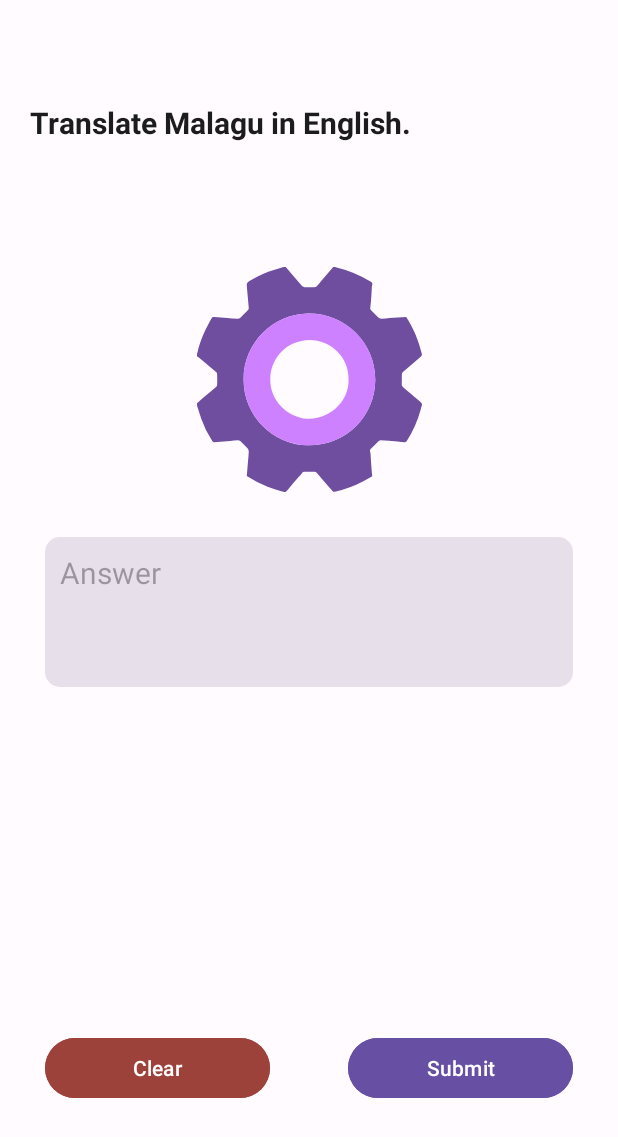
After one commit to dhnxx/Luid-Language-Learning-App, an Android app: the layout sentencefragmentview.xml on its own in the app's theme, with its tools: preview values and no code run, on a phone screen of 412 x 824 dp. The commit adds this screen. Shown: the top 1137 px of the screen. Run offline under Robolectric (Android 15) with nearby library versions, the phone set to English and light mode, and no system bars.

Commit message:
Added Phase 2 (Sentence Fragment) FrontEnd, adapters, and Recycleview

```diff
--- a/app/src/main/AndroidManifest.xml
+++ b/app/src/main/AndroidManifest.xml
@@ -19,6 +19,10 @@
             android:exported="true"
             android:theme="@style/AppTheme"/>
         <activity
+            android:name="com.example.luid.fragments.mainmenu.gamemodes.SentenceActivity"
+            android:exported="true"
+            android:theme="@style/AppTheme"/>
+        <activity
             android:name=".fragments.mainmenu.MainActivity"
             android:exported="true"
             android:label="@string/app_name"
--- /dev/null
+++ b/app/src/main/res/drawable/rounded_corner2.xml
@@ -0,0 +1,7 @@
+<?xml version="1.0" encoding="utf-8"?>
+<shape xmlns:android="http://schemas.android.com/apk/res/android"
+    android:shape="rectangle">
+    <corners android:radius="10dp" />
+    <stroke android:width="0dp"  />
+    <solid android:color="?attr/colorSurfaceVariant" />
+</shape>
--- /dev/null
+++ b/app/src/main/res/layout/sentencefragmentview.xml
@@ -0,0 +1,113 @@
+<?xml version="1.0" encoding="utf-8"?>
+<androidx.constraintlayout.widget.ConstraintLayout xmlns:android="http://schemas.android.com/apk/res/android"
+    xmlns:app="http://schemas.android.com/apk/res-auto"
+    xmlns:tools="http://schemas.android.com/tools"
+    android:layout_width="match_parent"
+    android:layout_height="wrap_content"
+    tools:context=".fragments.mainmenu.gamemodes.WordAssociation">
+
+    <androidx.appcompat.widget.Toolbar
+        android:id="@+id/toolbar"
+        android:layout_width="match_parent"
+        android:layout_height="wrap_content"
+        android:background="?attr/colorSurface"
+        android:minHeight="48dp"
+        android:theme="?attr/actionBarTheme"
+        app:layout_constraintEnd_toEndOf="parent"
+        app:layout_constraintHorizontal_bias="0.0"
+        app:layout_constraintStart_toStartOf="parent"
+        app:layout_constraintTop_toTopOf="parent">
+
+
+    </androidx.appcompat.widget.Toolbar>
+
+    <TextView
+        android:id="@+id/question"
+        android:layout_width="match_parent"
+        android:layout_height="100dp"
+        android:background="?attr/colorSurface"
+        android:padding="20dp"
+        android:text="Translate Malagu in English."
+        android:textColor="?attr/colorOnSurface"
+        android:textSize="20sp"
+        android:textStyle="bold"
+        app:layout_constraintEnd_toEndOf="parent"
+        app:layout_constraintHorizontal_bias="0.0"
+        app:layout_constraintStart_toStartOf="parent"
+        app:layout_constraintTop_toBottomOf="@+id/toolbar">
+
+    </TextView>
+
+    <androidx.constraintlayout.widget.ConstraintLayout
+        android:id="@+id/constraintLayout4"
+        android:layout_width="match_parent"
+        android:layout_height="wrap_content"
+        android:padding="0dp"
+        app:layout_constraintTop_toBottomOf="@+id/question">
+
+        <ImageView
+            android:id="@+id/questionImage"
+            android:layout_width="150dp"
+            android:layout_height="150dp"
+            android:layout_margin="30dp"
+            android:src="@drawable/settings"
+            app:layout_constraintEnd_toEndOf="parent"
+            app:layout_constraintStart_toStartOf="parent"
+            app:layout_constraintTop_toTopOf="parent" />
+
+        <TextView
+            android:id="@+id/answerLabel"
+            style="@style/CustomTextView1"
+            android:layout_width="0dp"
+            android:layout_height="100dp"
+            android:layout_margin="30dp"
+            android:ems="10"
+            android:hint="Answer"
+            android:maxLines="3"
+            android:padding="10dp"
+            android:textColor="?attr/colorOnSurface"
+            android:textSize="20sp"
+            app:layout_constraintEnd_toEndOf="parent"
+            app:layout_constraintStart_toStartOf="parent"
+            app:layout_constraintTop_toBottomOf="@+id/questionImage" />
+
+        <com.google.android.flexbox.FlexboxLayout
+            android:id="@+id/flexboxLayout"
+            android:layout_width="match_parent"
+            android:layout_height="150dp"
+            android:layout_margin="30dp"
+            app:flexWrap="wrap"
+            app:layout_constraintEnd_toEndOf="parent"
+            app:layout_constraintStart_toStartOf="parent"
+            app:layout_constraintTop_toBottomOf="@+id/answerLabel" />
+
+
+    </androidx.constraintlayout.widget.ConstraintLayout>
+
+    <Button
+        android:id="@+id/clearButton"
+        android:layout_width="150dp"
+        android:layout_height="48dp"
+        android:layout_marginStart="30dp"
+        android:layout_marginTop="50dp"
+        android:backgroundTint="?attr/colorTertiary"
+        android:text="Clear"
+        app:layout_constraintBottom_toBottomOf="parent"
+        app:layout_constraintStart_toStartOf="parent"
+        app:layout_constraintTop_toBottomOf="@+id/constraintLayout4" />
+
+    <Button
+        android:id="@+id/submitButton"
+        android:layout_width="150dp"
+        android:layout_height="48dp"
+        android:layout_marginTop="50dp"
+        android:layout_marginEnd="30dp"
+        android:backgroundTint="?attr/colorPrimary"
+        android:text="Submit"
+        app:layout_constraintBottom_toBottomOf="parent"
+        app:layout_constraintEnd_toEndOf="parent"
+        app:layout_constraintTop_toBottomOf="@+id/constraintLayout4">
+
+    </Button>
+
+</androidx.constraintlayout.widget.ConstraintLayout>
--- a/app/src/main/res/values/styles.xml
+++ b/app/src/main/res/values/styles.xml
@@ -25,6 +25,12 @@
         <item name="android:height">10dp</item> <!-- Set the desired height here -->
     </style>
 
+    <style name="CustomTextView1" parent="@style/Widget.AppCompat.TextView">
+        <item name="android:background">@drawable/rounded_corner2</item>
+        <item name="android:padding">10dp</item>
+
+    </style>
+
 
 
 </resources>
```
Also changed, not shown: app/src/main/java/com/example/luid/adapters/PhaseOneAdapter.kt (+56 -62 lines), app/src/main/java/com/example/luid/adapters/PhaseTwoAdapter.kt (added, +116 -0 lines), app/src/main/java/com/example/luid/classes/SentenceFragment.kt (added, +18 -0 lines), app/src/main/java/com/example/luid/fragments/mainmenu/PhaseFragment.kt (+11 -53 lines), app/src/main/java/com/example/luid/fragments/mainmenu/gamemodes/SentenceFragment.kt (added, +112 -0 lines), app/src/main/res/layout/activity_sentencefragment.xml (added, +20 -0 lines), app/src/main/res/layout/word_association_view.xml (+16 -0 lines).
